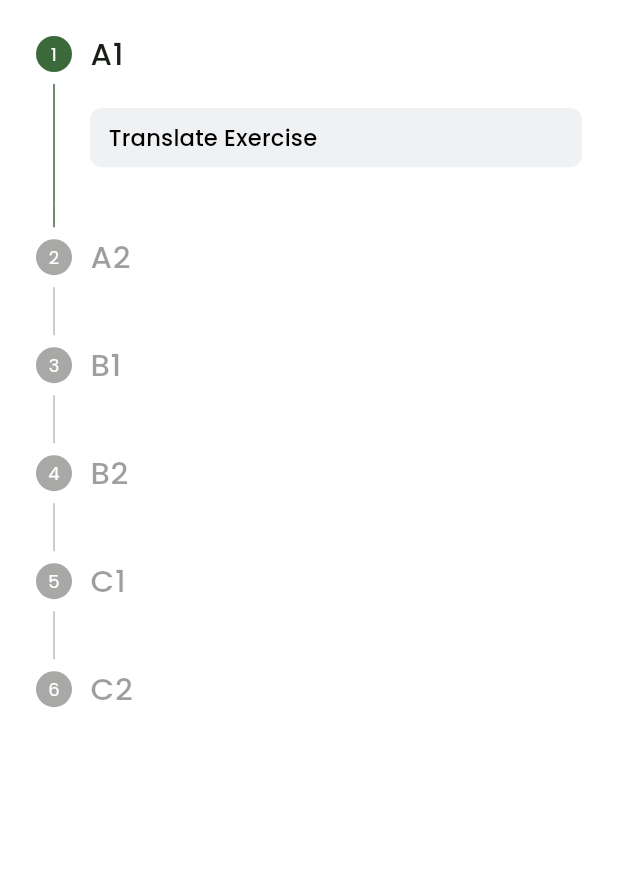
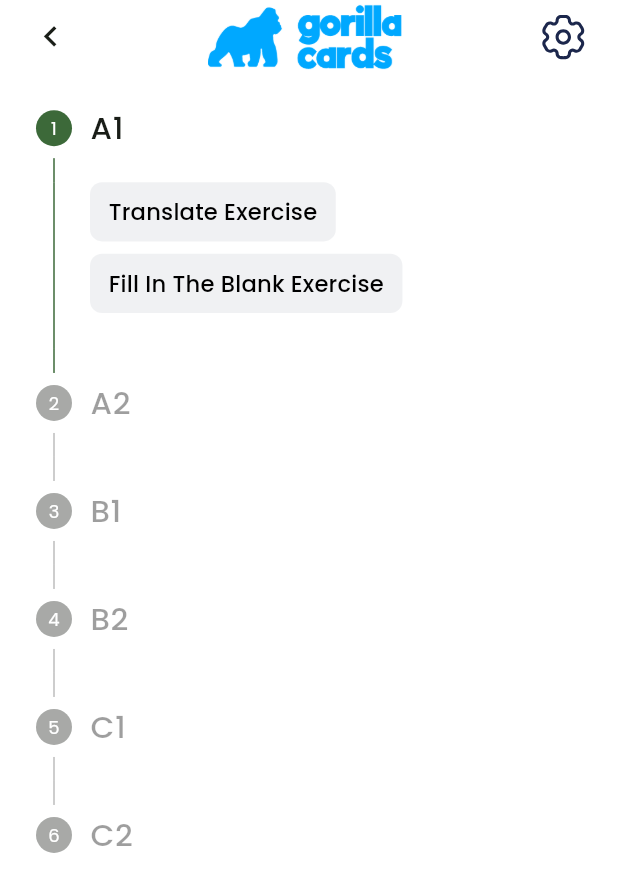
Before and after one commit to Harunn33/GorillaCards, a Flutter app: the Curriculum screen opened directly, on a phone screen of 412 x 824 dp. Shown: the top 892 px of the screen. Run offline on Flutter 3.47's test engine with Material 2 defaults, Android fonts, the light colour scheme and no system bars; drawn by our look-alikes of flutter_bounceable; our stand-ins replace card_swiper, connectivity_plus, csv, file_picker, flip_card, flutter_dotenv and 9 more; missing offline and left inert: flutter_appauth; accounts and stored records are empty.

Commit message:
curriculum part-2

```diff
--- a/lib/modules/Curriculum/Curriculum.dart
+++ b/lib/modules/Curriculum/Curriculum.dart
@@ -9,6 +9,7 @@ import 'package:gorillacards/shared/constants/borderRadius.dart';
 import 'package:gorillacards/shared/constants/colors.dart';
 import 'package:gorillacards/shared/constants/paddings.dart';
 import 'package:gorillacards/shared/constants/spacer.dart';
+import 'package:gorillacards/shared/widgets/CustomAppBar.dart';
 import 'package:sizer/sizer.dart';
 
 class Curriculum extends GetView<CurriculumController> {
@@ -17,8 +18,14 @@ class Curriculum extends GetView<CurriculumController> {
   @override
   Widget build(BuildContext context) {
     Get.put(CurriculumController());
-    controller.deneme();
     return Scaffold(
+      appBar: const CustomAppBar(
+          // backFunc: () {
+          //   controller.storage.remove("A1");
+          //   controller.storage.remove("A2");
+          //   controller.storage.remove("B1");
+          // },
+          ),
       body: Obx(
         () => Stepper(
           currentStep: controller.currentStep.value,
@@ -33,17 +40,14 @@ class Curriculum extends GetView<CurriculumController> {
             }
           },
           controlsBuilder: (context, details) {
-            return ListView.separated(
-              itemCount: 1,
-              physics: const ClampingScrollPhysics(),
-              shrinkWrap: true,
-              separatorBuilder: (context, index) => AppSpacer.h1,
-              itemBuilder: (context, index) {
-                return Bounceable(
+            return SizedBox(
+              width: 100.w,
+              child: Column(
+                crossAxisAlignment: CrossAxisAlignment.start,
+                children: [
+                  Bounceable(
                     onTap: () {
                       Get.toNamed(Routes.CURRICULUMTESTPAGE, parameters: {
-                      "stepIndex": details.stepIndex.toString(),
-                      "deckIndex": index.toString(),
                         "level": controller.getQuestionLevel(details.stepIndex),
                       });
                     },
@@ -58,8 +62,24 @@ class Curriculum extends GetView<CurriculumController> {
                         style: Theme.of(context).textTheme.titleMedium,
                       ),
                     ),
-                );
-              },
+                  ),
+                  AppSpacer.h1,
+                  Bounceable(
+                    onTap: () {},
+                    child: Container(
+                      padding: AppPaddings.h3v1Padding,
+                      decoration: BoxDecoration(
+                        color: AppColors.santasGrey.withOpacity(.15),
+                        borderRadius: AppBorderRadius.generalRadius,
+                      ),
+                      child: Text(
+                        "Fill In The Blank Exercise",
+                        style: Theme.of(context).textTheme.titleMedium,
+                      ),
+                    ),
+                  ),
+                ],
+              ),
             );
           },
           onStepCancel: () {
--- a/lib/modules/Navbar/NavbarBinding.dart
+++ /dev/null
@@ -1,11 +0,0 @@
-// ignore_for_file: file_names
-
-import 'package:get/get.dart';
-import 'package:gorillacards/modules/Navbar/NavbarController.dart';
-
-class NavbarBinding implements Bindings {
-  @override
-  void dependencies() {
-    Get.lazyPut<NavbarController>(() => NavbarController());
-  }
-}
--- a/lib/routes/app_pages.dart
+++ b/lib/routes/app_pages.dart
@@ -1,6 +1,8 @@
 // ignore_for_file: constant_identifier_names
 
 import 'package:get/route_manager.dart';
+import 'package:gorillacards/modules/Curriculum/Curriculum.dart';
+import 'package:gorillacards/modules/Curriculum/CurriculumBinding.dart';
 import 'package:gorillacards/modules/CurriculumTestPage/CurriculumTestPage.dart';
 import 'package:gorillacards/modules/CurriculumTestPage/CurriculumTestPageBinding.dart';
 import 'package:gorillacards/modules/DeckDetail/DeckDetail.dart';
@@ -9,8 +11,6 @@ import 'package:gorillacards/modules/FlashCardPage/FlashCardPage.dart';
 import 'package:gorillacards/modules/FlashCardPage/FlashCardPageBinding.dart';
 import 'package:gorillacards/modules/Home/Home.dart';
 import 'package:gorillacards/modules/Home/HomeBinding.dart';
-import 'package:gorillacards/modules/Navbar/Navbar.dart';
-import 'package:gorillacards/modules/Navbar/NavbarBinding.dart';
 import 'package:gorillacards/modules/ReadyDeck/ReadyDeck.dart';
 import 'package:gorillacards/modules/ReadyDeck/ReadyDeckBinding.dart';
 import 'package:gorillacards/modules/ReadyDeckViewer/ReadyDeckViewer.dart';
@@ -30,7 +30,7 @@ import '../modules/Welcome/index.dart';
 part 'app_routes.dart';
 
 class AppPages {
-  static const INITIAL = Routes.NAVBAR;
+  static const INITIAL = Routes.SPLASH;
 
   static final routes = [
     GetPage(
@@ -89,14 +89,14 @@ class AppPages {
       binding: ReadyDeckViewerBinding(),
     ),
     GetPage(
+      name: Routes.CURRICULUM,
+      page: () => const Curriculum(),
+      binding: CurriculumBinding(),
+    ),
+    GetPage(
       name: Routes.CURRICULUMTESTPAGE,
       page: () => const CurriculumTestPage(),
       binding: CurriculumTestPageBinding(),
     ),
-    GetPage(
-      name: Routes.NAVBAR,
-      page: () => const Navbar(),
-      binding: NavbarBinding(),
-    )
   ];
 }
--- a/lib/routes/app_routes.dart
+++ b/lib/routes/app_routes.dart
@@ -14,6 +14,6 @@ abstract class Routes {
   static const DECKDETAIL = "/deckDetail";
   static const READYDECK = "/readyDeck";
   static const READYDECKVIEWER = "/readyDeckViewer";
+  static const CURRICULUM = "/curriculum";
   static const CURRICULUMTESTPAGE = "/curriculumTestPage";
-  static const NAVBAR = "/navbar";
 }
```
Also changed, not shown: lib/models/CurriculumTestModel.dart (+116 -17 lines), lib/modules/Curriculum/CurruiculumController.dart (+4 -3 lines), lib/modules/CurriculumTestPage/CurriculumTestPage.dart (+34 -25 lines), lib/modules/CurriculumTestPage/CurriculumTestPageController.dart (+8 -5 lines), lib/modules/Home/Home.dart (+19 -5 lines), lib/modules/Navbar/Navbar.dart (deleted, +0 -68 lines), lib/modules/Navbar/NavbarController.dart (deleted, +0 -19 lines). Lines whose indentation alone changed are shown as unchanged.
